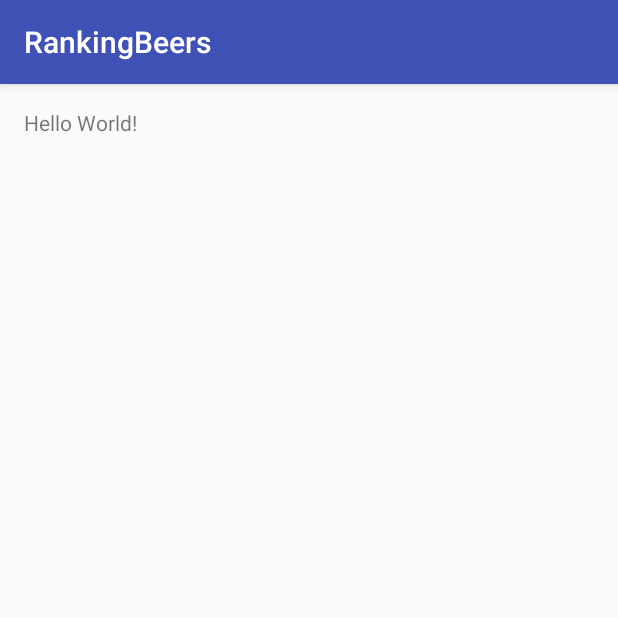
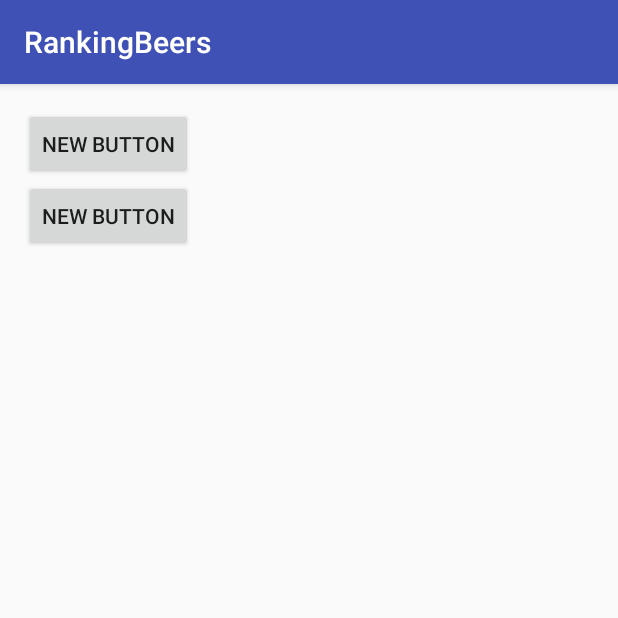
Before and after one commit to R4sz/RankingBeers, an Android app: the screen it shows after launch (MainActivity), on a phone screen of 412 x 824 dp, the top half of it. Run offline under Robolectric (Android 15) with nearby library versions, the phone set to English and light mode, and no system bars.

Commit message:
first commin on rasz

```diff
--- a/app/src/main/java/com/rank/beer/rankingbeers/MainActivity.java
+++ b/app/src/main/java/com/rank/beer/rankingbeers/MainActivity.java
@@ -9,7 +9,6 @@ public class MainActivity extends AppCompatActivity {
     protected void onCreate(Bundle savedInstanceState) {
         super.onCreate(savedInstanceState);
         setContentView(R.layout.activity_main);
-        //some changesssss
-        //test test
+
     }
 }
--- a/app/src/main/res/layout/activity_main.xml
+++ b/app/src/main/res/layout/activity_main.xml
@@ -9,8 +9,20 @@
     android:paddingTop="@dimen/activity_vertical_margin"
     tools:context="com.rank.beer.rankingbeers.MainActivity">
 
-    <TextView
+
+    <Button
         android:layout_width="wrap_content"
         android:layout_height="wrap_content"
-        android:text="Hello World!" />
+        android:text="New Button"
+        android:id="@+id/button"
+        android:layout_alignParentTop="true"
+        android:layout_alignParentStart="true" />
+
+    <Button
+        android:layout_width="wrap_content"
+        android:layout_height="wrap_content"
+        android:text="New Button"
+        android:id="@+id/button2"
+        android:layout_below="@+id/button"
+        android:layout_alignParentStart="true" />
 </RelativeLayout>
```
